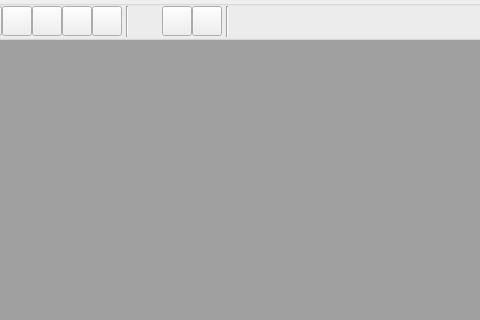
Qt form laser_beam_measurements/widgets/main/main_window.ui (konstprus/laser_beam_measurements) before a commit; both pictures show x 91 to 571 and y 0 to 320 of the 862 by 659 pixel window.
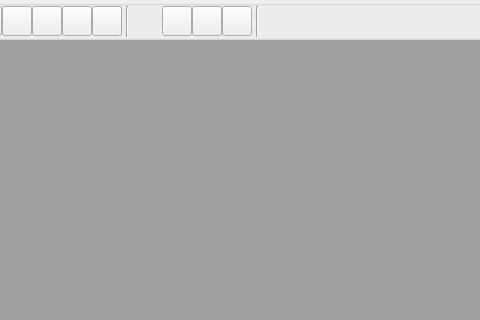
The same form after that commit.

Commit message: add button for saving processed image

Diff of the .ui file:
```diff
--- a/laser_beam_measurements/widgets/main/main_window.ui
+++ b/laser_beam_measurements/widgets/main/main_window.ui
@@ -413,6 +413,34 @@
          </property>
         </widget>
        </item>
+       <item>
+        <widget class="QPushButton" name="save_processed_image_button">
+         <property name="sizePolicy">
+          <sizepolicy hsizetype="Fixed" vsizetype="Fixed">
+           <horstretch>0</horstretch>
+           <verstretch>0</verstretch>
+          </sizepolicy>
+         </property>
+         <property name="minimumSize">
+          <size>
+           <width>0</width>
+           <height>0</height>
+          </size>
+         </property>
+         <property name="maximumSize">
+          <size>
+           <width>30</width>
+           <height>30</height>
+          </size>
+         </property>
+         <property name="toolTip">
+          <string>Save Processed Image</string>
+         </property>
+         <property name="text">
+          <string/>
+         </property>
+        </widget>
+       </item>
        <item>
         <widget class="Line" name="line_2">
          <property name="sizePolicy">
```
The commit also changes 3 other files.
